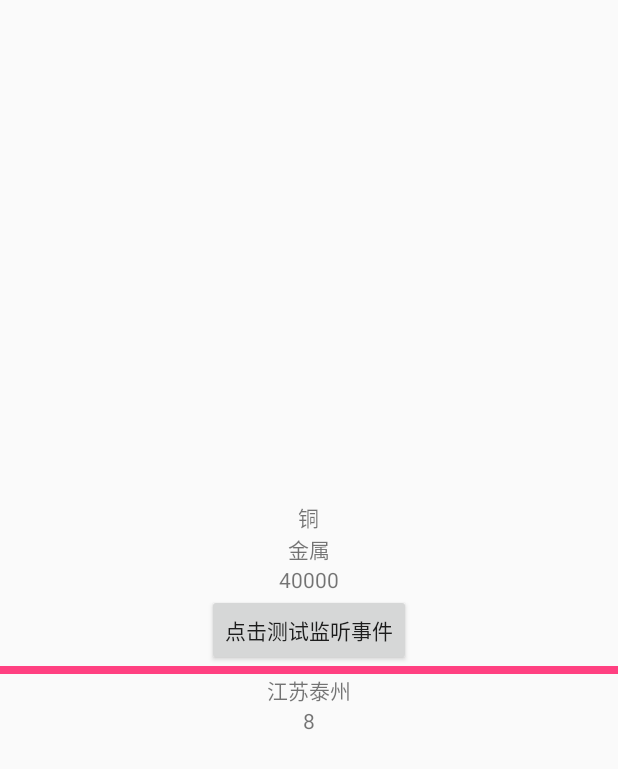
After one commit to wahahabao/AWL_WoNongYun, an Android app: the TestAgainActivity screen opened directly, with no data from a screen before it, on a phone screen of 412 x 824 dp. The commit adds this screen. Shown: the top 769 px of the screen. Run offline under Robolectric (Android 15) with nearby library versions, the phone set to English and light mode, and no system bars; our stand-ins replace data binding.

Commit message:
在新建TestDatabinding后第一次提交

```diff
--- a/app/build.gradle
+++ b/app/build.gradle
@@ -19,7 +19,7 @@ android {
     }
 
     //核心配置代码在这里
-    dataBinding{
+    dataBinding {
         enabled = true
     }
 
@@ -30,18 +30,15 @@ dependencies {
     androidTestCompile('com.android.support.test.espresso:espresso-core:2.2.2', {
         exclude group: 'com.android.support', module: 'support-annotations'
     })
+
+    //Glide
     compile 'com.android.support:appcompat-v7:26.+'
     compile 'com.android.support.constraint:constraint-layout:1.0.2'
-    testCompile 'junit:junit:4.12'
-
     compile 'com.squareup.retrofit2:retrofit:2.1.0'
     compile 'com.squareup.retrofit2:converter-gson:2.1.0'
     compile 'com.squareup.okhttp3:logging-interceptor:3.4.1'
-
     compile 'com.jakewharton:butterknife:8.6.0'
+    compile 'com.github.bumptech.glide:glide:3.7.0'
+    testCompile 'junit:junit:4.12'
     annotationProcessor 'com.jakewharton:butterknife-compiler:8.6.0'
-
-    //Glide
-    compile'com.github.bumptech.glide:glide:3.7.0'
-
 }
--- a/app/src/main/AndroidManifest.xml
+++ b/app/src/main/AndroidManifest.xml
@@ -2,7 +2,7 @@
 <manifest xmlns:android="http://schemas.android.com/apk/res/android"
     package="com.wonongyun.awl.awl_wonongyun">
 
-    <uses-permission android:name="android.permission.INTERNET"/>
+    <uses-permission android:name="android.permission.INTERNET" />
 
     <application
         android:allowBackup="true"
@@ -18,12 +18,11 @@
                 <category android:name="android.intent.category.LAUNCHER" />
             </intent-filter>
         </activity>
-
-        <activity android:name=".ui.activity.TwoActivity">
-        </activity>
-        <activity android:name=".glide.GlideActivity"></activity>
-        <activity android:name=".databinding.DataBindingDemoActivity"></activity>
-        <activity android:name=".databinding.DataBindingDemoAcTwo"></activity>
+        <activity android:name=".ui.activity.TwoActivity"></activity>
+        <activity android:name=".glide.GlideActivity" />
+        <activity android:name=".databinding.DataBindingDemoActivity" />
+        <activity android:name=".databinding.DataBindingDemoAcTwo" />
+        <activity android:name=".databinding.TestAgainActivity"></activity>
     </application>
 
 </manifest>
--- a/app/src/main/java/com/wonongyun/awl/awl_wonongyun/MainActivity.java
+++ b/app/src/main/java/com/wonongyun/awl/awl_wonongyun/MainActivity.java
@@ -11,6 +11,7 @@ import android.widget.TextView;
 
 import com.wonongyun.awl.awl_wonongyun.API.PhoneService;
 import com.wonongyun.awl.awl_wonongyun.databinding.DataBindingDemoActivity;
+import com.wonongyun.awl.awl_wonongyun.databinding.TestAgainActivity;
 import com.wonongyun.awl.awl_wonongyun.glide.GlideActivity;
 import com.wonongyun.awl.awl_wonongyun.model.PhoneResult;
 import com.wonongyun.awl.awl_wonongyun.ui.activity.TwoActivity;
@@ -46,6 +47,8 @@ public class MainActivity extends Activity {
     Button btnToGlideAc;
     @BindView(R.id.btn_to_databindingdemo)
     Button btnToDatabindingdemo;
+    @BindView(R.id.btn_goto_again_databinding)
+    Button btnGotoAgainDatabinding;
 
     @Override
     protected void onCreate(Bundle savedInstanceState) {
@@ -144,4 +147,11 @@ public class MainActivity extends Activity {
         intent.setClass(this, DataBindingDemoActivity.class);
         startActivity(intent);
     }
+
+    @OnClick(R.id.btn_goto_again_databinding)
+    public void onViewClicked3() {
+        Intent intent = new Intent();
+        intent.setClass(this, TestAgainActivity.class);
+        startActivity(intent);
+    }
 }
--- /dev/null
+++ b/app/src/main/java/com/wonongyun/awl/awl_wonongyun/databinding/TestAgain.java
@@ -0,0 +1,26 @@
+package com.wonongyun.awl.awl_wonongyun.databinding;
+
+/**
+ * Created by AWL on 2017/10/30.
+ */
+
+public class TestAgain {
+    private int usTime;
+    private String product;
+
+    public int getUsTime() {
+        return usTime;
+    }
+
+    public void setUsTime(int usTime) {
+        this.usTime = usTime;
+    }
+
+    public String getProduct() {
+        return product;
+    }
+
+    public void setProduct(String product) {
+        this.product = product;
+    }
+}
--- /dev/null
+++ b/app/src/main/java/com/wonongyun/awl/awl_wonongyun/databinding/TestAgainActivity.java
@@ -0,0 +1,36 @@
+package com.wonongyun.awl.awl_wonongyun.databinding;
+
+import android.app.Activity;
+import android.databinding.DataBindingUtil;
+import android.os.Bundle;
+import android.util.Log;
+import android.view.View;
+
+import com.wonongyun.awl.awl_wonongyun.R;
+import com.wonongyun.awl.awl_wonongyun.databinding.model.TestAgain;
+
+public class TestAgainActivity extends Activity {
+
+    @Override
+    protected void onCreate(Bundle savedInstanceState) {
+        super.onCreate(savedInstanceState);
+//        setContentView(R.layout.activity_test_again);
+        ActivityTestAgainBinding binding = DataBindingUtil.setContentView(this,R.layout.activity_test_again);
+        TestAgain testAgain = new TestAgain();
+        testAgain.setName("铜");
+        testAgain.setKind("金属");
+        testAgain.setPrice("40000");
+        testAgain.setBtnContent("点击测试监听事件");
+        com.wonongyun.awl.awl_wonongyun.databinding.TestAgain testAgain1 = new com.wonongyun.awl.awl_wonongyun.databinding.TestAgain();
+        testAgain1.setProduct("江苏泰州");
+        testAgain1.setUsTime(8);
+        binding.setTestwxf(testAgain);
+        binding.setWxfBieming(testAgain1);
+        binding.setWxfOnClickL(new View.OnClickListener() {
+            @Override
+            public void onClick(View v) {
+                Log.i("TAG","测试成功");
+            }
+        });
+    }
+}
--- /dev/null
+++ b/app/src/main/java/com/wonongyun/awl/awl_wonongyun/databinding/model/TestAgain.java
@@ -0,0 +1,45 @@
+package com.wonongyun.awl.awl_wonongyun.databinding.model;
+
+/**
+ * Created by AWL on 2017/10/30.
+ */
+
+public class TestAgain {
+    private String name;
+    private String price;
+    private String kind;
+
+    public String getBtnContent() {
+        return btnContent;
+    }
+
+    public void setBtnContent(String btnContent) {
+        this.btnContent = btnContent;
+    }
+
+    private String btnContent;
+
+    public String getName() {
+        return name;
+    }
+
+    public void setName(String name) {
+        this.name = name;
+    }
+
+    public String getPrice() {
+        return price;
+    }
+
+    public void setPrice(String price) {
+        this.price = price;
+    }
+
+    public String getKind() {
+        return kind;
+    }
+
+    public void setKind(String kind) {
+        this.kind = kind;
+    }
+}
--- a/app/src/main/res/layout/activity_main.xml
+++ b/app/src/main/res/layout/activity_main.xml
@@ -45,5 +45,10 @@
         android:layout_height="wrap_content"
         android:id="@+id/btn_to_databindingdemo"
         android:text="go to databinding"/>
+    <Button
+        android:layout_width="wrap_content"
+        android:layout_height="wrap_content"
+        android:id="@+id/btn_goto_again_databinding"
+        android:text="goto again datadingding"/>
 
 </LinearLayout>
--- /dev/null
+++ b/app/src/main/res/layout/activity_test_again.xml
@@ -0,0 +1,57 @@
+<?xml version="1.0" encoding="utf-8"?>
+<layout xmlns:android="http://schemas.android.com/apk/res/android"
+    xmlns:tools="http://schemas.android.com/tools">
+
+    <data>
+        <import type="com.wonongyun.awl.awl_wonongyun.databinding.model.TestAgain"/>
+        <import type="com.wonongyun.awl.awl_wonongyun.databinding.TestAgain" alias = "bieming"/>//起别名
+        <variable
+            name="testwxf"
+            type="TestAgain"/>
+        <variable
+            name="wxfOnClickL"
+            type="android.view.View.OnClickListener"/>
+        <variable
+            name="wxfBieming"
+            type="bieming"/>
+    </data>
+
+    <LinearLayout
+        android:layout_width="match_parent"
+        android:layout_height="match_parent"
+        android:orientation="vertical"
+        android:gravity="center"
+        tools:context="com.wonongyun.awl.awl_wonongyun.databinding.TestAgainActivity">
+
+        <TextView
+            android:layout_width="wrap_content"
+            android:layout_height="wrap_content"
+            android:text="@{testwxf.name}"/>
+        <TextView
+            android:layout_width="wrap_content"
+            android:layout_height="wrap_content"
+            android:text="@{testwxf.kind}"/>
+        <TextView
+            android:layout_width="wrap_content"
+            android:layout_height="wrap_content"
+            android:text="@{testwxf.price}"/>
+        <Button
+            android:layout_width="wrap_content"
+            android:layout_height="wrap_content"
+            android:text="@{testwxf.btnContent}"
+            android:onClick="@{wxfOnClickL}"/>
+        <View
+            android:layout_width="match_parent"
+            android:layout_height="5dp"
+            android:background="@color/colorAccent"
+            />
+        <TextView
+            android:layout_width="wrap_content"
+            android:layout_height="wrap_content"
+            android:text="@{wxfBieming.product}"/>
+        <TextView
+            android:layout_width="wrap_content"
+            android:layout_height="wrap_content"
+            android:text="@{String.valueOf(wxfBieming.usTime)}"/>//整形转字符串
+    </LinearLayout>
+</layout>
```
